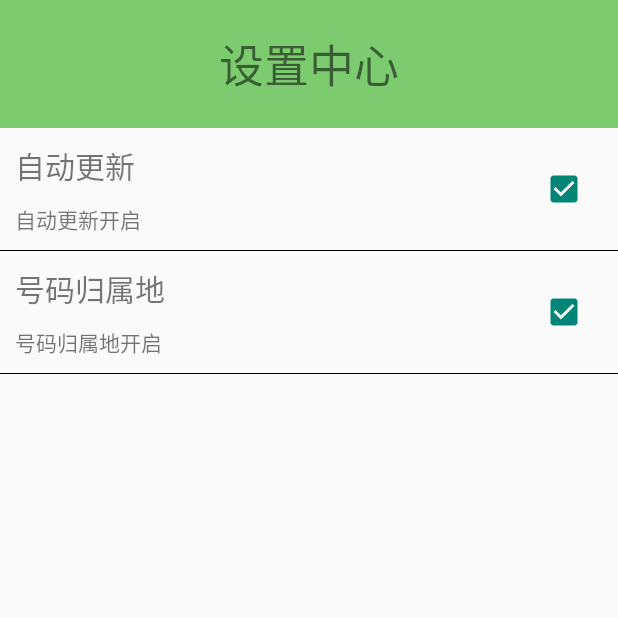
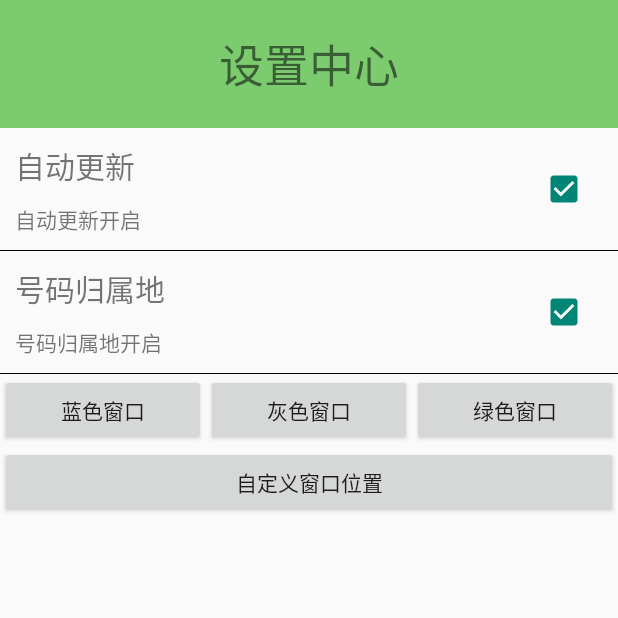
Before and after one commit to akindone/MobileManager, an Android app: the SettingActivity screen opened directly, with no data from a screen before it, on a phone screen of 412 x 824 dp, the top half of it. Run offline under Robolectric (Android 15) with nearby library versions, the phone set to English and light mode, and no system bars.

Commit message:
自定义吐司的背景图片可动态设置 吐司显示的位置可以根据用户手指指定位置显示

```diff
--- a/app/src/main/AndroidManifest.xml
+++ b/app/src/main/AndroidManifest.xml
@@ -100,7 +100,9 @@
         <service
             android:name="com.jike.service.MyNumberLocationService"
             android:enabled="true"
-            android:exported="true"></service>
+            android:exported="true" />
+
+        <activity android:name=".SetMyToastLocation"></activity>
     </application>
 
 </manifest>
--- a/app/src/main/java/com/jike/service/GetLocationService.java
+++ b/app/src/main/java/com/jike/service/GetLocationService.java
@@ -25,7 +25,6 @@ public class GetLocationService extends Service {
                 double longitude = location.getLongitude();
                 MyApplication.setConfigValue("latitude",latitude+"");
                 MyApplication.setConfigValue("longitude",longitude+"");
-
             }
 
             @Override
--- a/app/src/main/res/layout/activity_adv_tool_pho_location.xml
+++ b/app/src/main/res/layout/activity_adv_tool_pho_location.xml
@@ -18,5 +18,9 @@
         android:layout_height="wrap_content"
         android:text="查询号码归属地"
         android:onClick="queryLocation"/>
+    <EditText
+        android:layout_width="match_parent"
+        android:layout_height="wrap_content"
+        android:id="@+id/tv_phoneLocation"/>
 
 </LinearLayout>
--- a/app/src/main/res/layout/activity_setting.xml
+++ b/app/src/main/res/layout/activity_setting.xml
@@ -26,6 +26,35 @@
         settingitem:itemStatus_on="号码归属地开启"
         settingitem:itemStatus_off="号码归属地关闭"
         settingitem:sf_key="getTelLocation"/>
+    <LinearLayout
+        android:layout_width="match_parent"
+        android:layout_height="wrap_content"
+        android:orientation="horizontal">
+        <Button
+            android:layout_width="0dp"
+            android:layout_weight="1"
+            android:layout_height="wrap_content"
+            android:text="蓝色窗口"
+            android:onClick="bt_setting_mytoast_bg_blue"/>
+        <Button
+            android:layout_width="0dp"
+            android:layout_weight="1"
+            android:layout_height="wrap_content"
+            android:text="灰色窗口"
+            android:onClick="bt_setting_mytoast_bg_grey"/>
+        <Button
+            android:layout_width="0dp"
+            android:layout_weight="1"
+            android:layout_height="wrap_content"
+            android:text="绿色窗口"
+            android:onClick="bt_setting_mytoast_bg_green"/>
+    </LinearLayout>
+    <Button
+        android:layout_width="match_parent"
+        android:layout_height="wrap_content"
+        android:text="自定义窗口位置"
+        android:onClick="bt_setting_mytoast_location"/>
+
 
 
 </LinearLayout>
```
Also changed, not shown: app/src/main/java/com/jike/DAO/NumberLocationDao.java (+22 -1 lines), app/src/main/java/com/jike/application/MyApplication.java (+10 -0 lines), app/src/main/java/com/jike/mobilemanager_jk/AdvToolPhoLocation.java (+35 -3 lines), app/src/main/java/com/jike/mobilemanager_jk/SetMyToastLocation.java (added, +114 -0 lines), app/src/main/java/com/jike/mobilemanager_jk/SettingActivity.java (+29 -0 lines), app/src/main/java/com/jike/service/MyNumberLocationService.java (+27 -1 lines), app/src/main/java/com/jike/utils/WindowUtils.java (added, +39 -0 lines), app/src/main/res/layout/activity_set_my_toast_location.xml (added, +21 -0 lines), app/src/main/res/layout/mytoast.xml (+5 -3 lines), app/src/main/res/drawable/call_locate_blue.9.png (added), app/src/main/res/drawable/call_locate_gray.9.png (added), app/src/main/res/drawable/call_locate_green.9.png (added), 1 other file.
